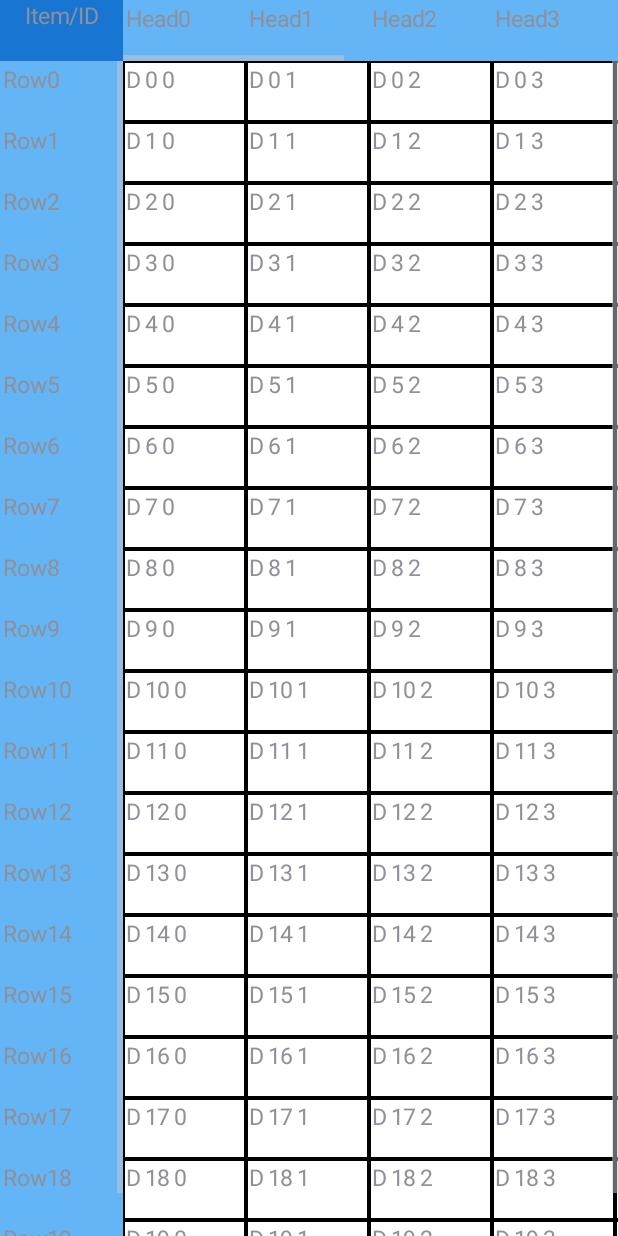
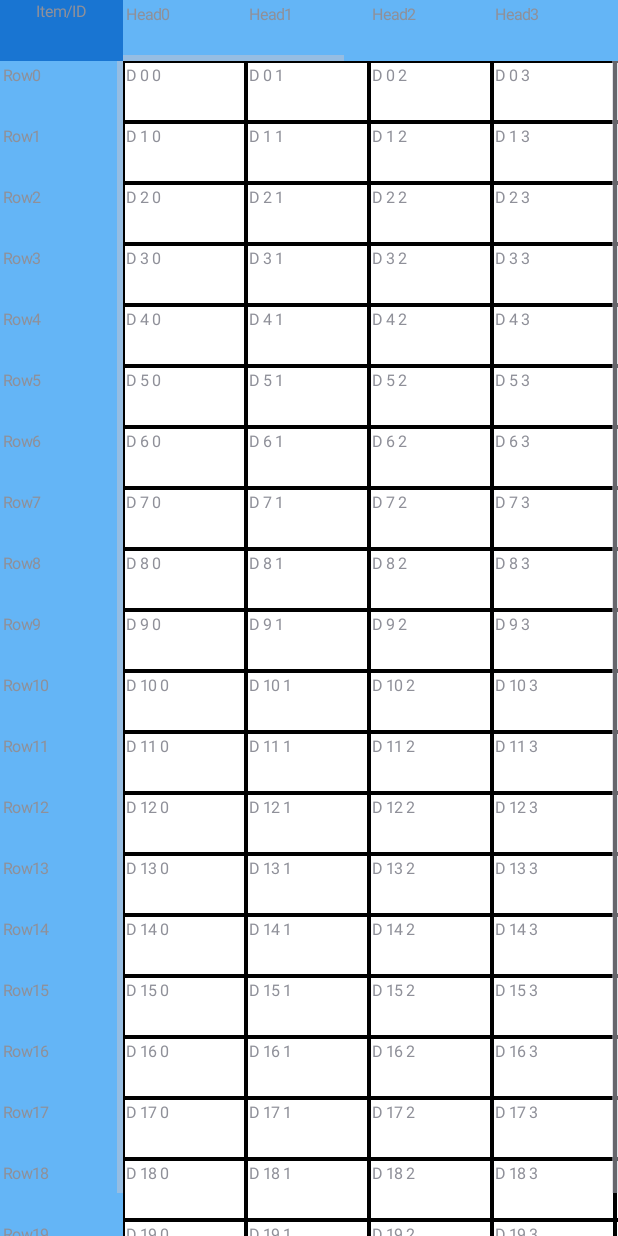
Before and after one commit to developer-caleb/gnss05, an Android app: the TableActivity screen opened directly, with no data from a screen before it, on a phone screen of 412 x 824 dp. Run offline under Robolectric (Android 15) with nearby library versions, the phone set to English and light mode, and no system bars.

Commit message:
7.8 시작!!
일단 되긴 되는 거 같음

```diff
--- a/app/src/main/res/values/dimens.xml
+++ b/app/src/main/res/values/dimens.xml
@@ -28,5 +28,5 @@
     <dimen name="cell_height">13dp</dimen>
     <dimen name="activity_horizontal_margin">16dp</dimen>
     <dimen name="activity_vertical_margin">16dp</dimen>
-    <dimen name="cell_text_size">10dp</dimen>
+    <dimen name="cell_text_size">7dp</dimen>
 </resources>
```
